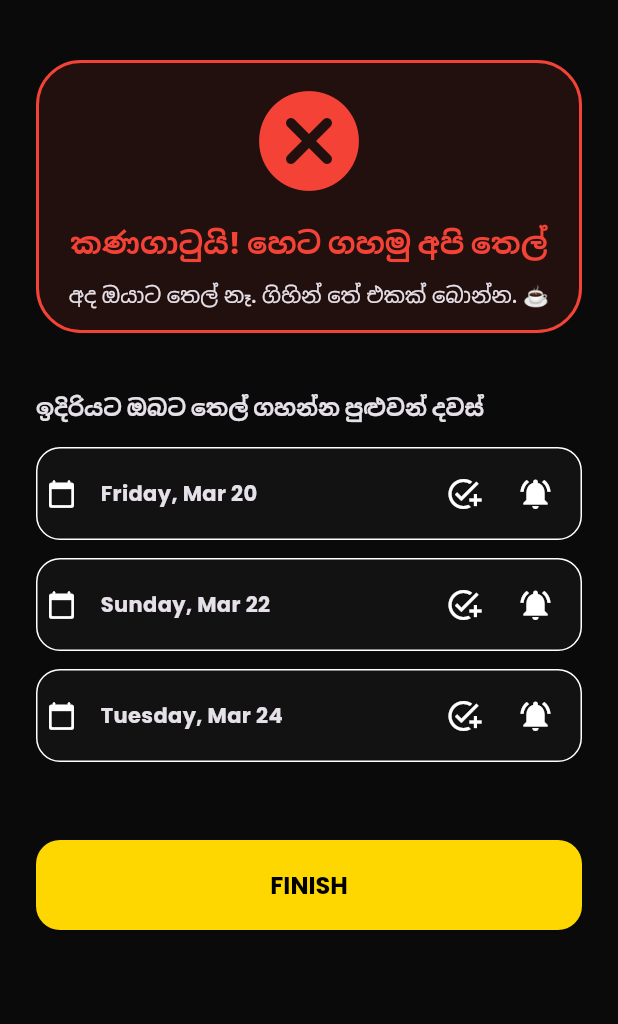
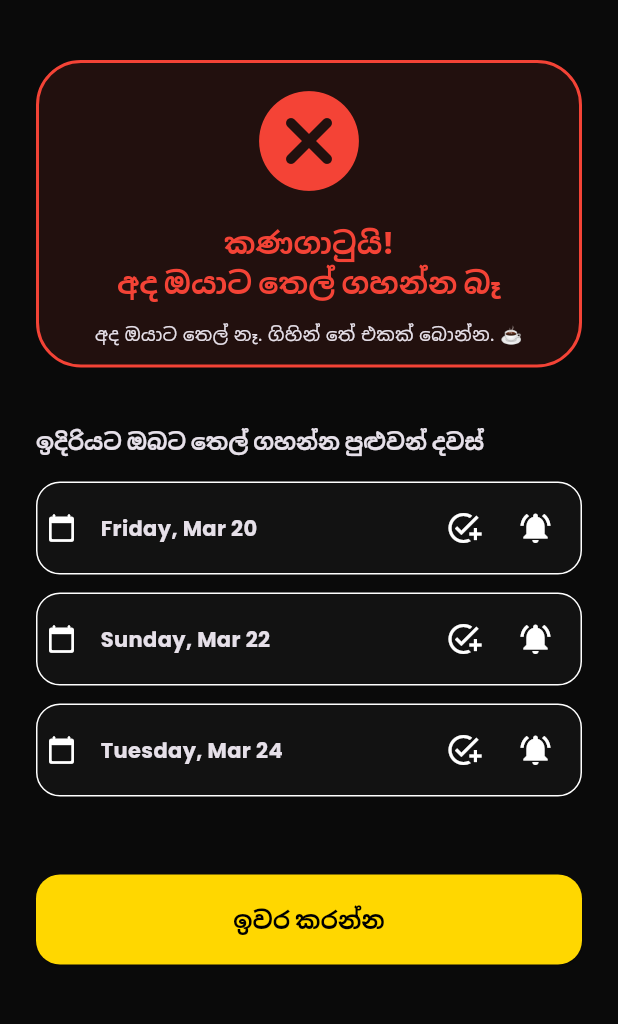
Before and after one commit to DumindaKuruppu/thel-dawasa, a Flutter app: the ResultScreen screen opened directly with empty values, on a phone screen of 412 x 824 dp, the part 84-1108 px from its top. Run offline on Flutter 3.47's test engine with Material 3 defaults, Android fonts, the phone set to English and light mode, and no system bars; our stand-ins replace audioplayers, camera, flutter_local_notifications, google_fonts, lottie, permission_handler and 1 more; missing offline and left inert: add_2_calendar, google_mlkit_text_recognition.

Commit message:
update app icons and localize results screen text

```diff
--- a/lib/providers/language_provider.dart
+++ b/lib/providers/language_provider.dart
@@ -32,7 +32,7 @@ class LanguageProvider with ChangeNotifier {
 
       'fuel_success_title': 'හුරේ....!\nඅද ඔයාට තෙල් ගහන්න පුළුවන් ',
       'fuel_success_description': 'යන්න, ගිහින් තෙල් ගහන් එන්න',
-      'fuel_fail_title': 'කණගාටුයි! හෙට ගහමු අපි තෙල්',
+      'fuel_fail_title': 'කණගාටුයි!\nඅද ඔයාට තෙල් ගහන්න බෑ',
       'fuel_fail_description': 'අද ඔයාට තෙල් නෑ. ගිහින් තේ එකක් බොන්න. ☕',
 
       'eligibility_dates': 'ඉදිරියට ඔබට තෙල් ගහන්න පුළුවන් දවස්',
@@ -45,6 +45,7 @@ class LanguageProvider with ChangeNotifier {
 
       'capture_btn_text': 'හරි ✅',
       'capture_error_text': 'හතලිස් ඇඳිරියද කොහෙද මට පේන්නෑ හරියට',
+      'finish': 'ඉවර කරන්න',
     },
     AppLanguage.tamil: {},
     AppLanguage.english: {},
--- a/lib/screens/results_screen.dart
+++ b/lib/screens/results_screen.dart
@@ -90,7 +90,7 @@ class ResultScreen extends StatelessWidget {
                           ? langProvider.getText('fuel_success_description')
                           : langProvider.getText('fuel_fail_description'),
                       textAlign: TextAlign.center,
-                      style: theme.textTheme.titleSmall,
+                      style: theme.textTheme.bodySmall,
                     ),
                   ],
                 ),
@@ -194,7 +194,7 @@ class ResultScreen extends StatelessWidget {
                   minimumSize: const Size(double.infinity, 60),
                 ),
                 onPressed: () => Navigator.pop(context),
-                child: const Text("FINISH"),
+                child: Text(langProvider.getText('finish')),
               ),
             ],
           ),
```
Also changed, not shown: pubspec.yaml (+8 -0 lines), assets/images/app_icon.png (added), 35 other files.
